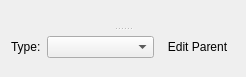
ctigaret/scipyen, file src/scipyen/gui/widgets/dataclasswidgets/biologicalproductwidget.ui: the form before one commit.
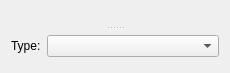
The form after the commit. Icons and pictures are not drawn. Custom widgets are drawn as their Qt base class.

```diff
--- a/src/scipyen/gui/widgets/dataclasswidgets/biologicalproductwidget.ui
+++ b/src/scipyen/gui/widgets/dataclasswidgets/biologicalproductwidget.ui
@@ -6,8 +6,8 @@
    <rect>
     <x>0</x>
     <y>0</y>
-    <width>246</width>
-    <height>77</height>
+    <width>230</width>
+    <height>73</height>
    </rect>
   </property>
   <property name="windowTitle">
@@ -23,7 +23,7 @@
       <number>3</number>
      </property>
      <widget class="DataExchangeWidget" name="dataExchangeWidget" native="true"/>
-     <widget class="QWidget" name="">
+     <widget class="QWidget" name="layoutWidget">
       <layout class="QVBoxLayout" name="verticalLayout">
        <item>
         <widget class="NameDescriptionWidget" name="nameDescriptionWidget" native="true"/>
@@ -50,28 +50,6 @@
            </property>
           </widget>
          </item>
-         <item>
-          <widget class="QToolButton" name="editParentToolButton">
-           <property name="toolTip">
-            <string>Edit Parent Object</string>
-           </property>
-           <property name="statusTip">
-            <string>Edit Parent Object</string>
-           </property>
-           <property name="whatsThis">
-            <string>Edit Parent Object</string>
-           </property>
-           <property name="text">
-            <string>Edit Parent</string>
-           </property>
-           <property name="icon">
-            <iconset theme="user"/>
-           </property>
-           <property name="autoRaise">
-            <bool>true</bool>
-           </property>
-          </widget>
-         </item>
         </layout>
        </item>
        <item>
```
